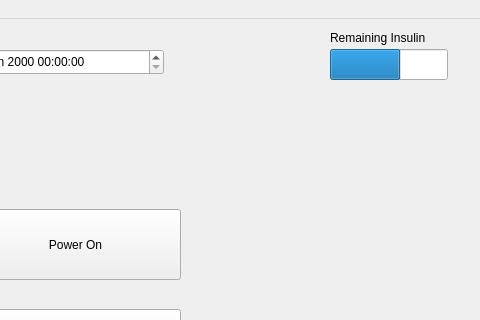
Above: Code/mainwindow.ui from llinhir/t-slim-Insulin-Pump-Simulation before the change; both pictures show x 320 to 800 and y 0 to 320 of the 800 by 600 pixel window. Below: the same form after it.
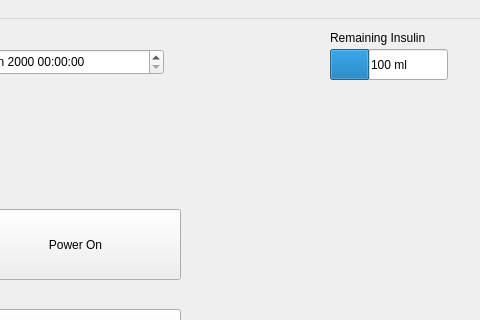
That is the form after the change. The open tabs and pages were chosen to show the change.

Commit message: Update insulin management: replace bolus percentage with insulin amount and adjust UI elements

Patch:
```diff
--- a/Code/mainwindow.ui
+++ b/Code/mainwindow.ui
@@ -864,7 +864,7 @@
      <number>300</number>
     </property>
     <property name="value">
-     <number>180</number>
+     <number>100</number>
     </property>
     <property name="alignment">
      <set>Qt::AlignRight|Qt::AlignTrailing|Qt::AlignVCenter</set>
@@ -876,7 +876,7 @@
      <bool>false</bool>
     </property>
     <property name="format">
-     <string/>
+     <string>%v ml</string>
     </property>
    </widget>
    <widget class="QProgressBar" name="batteryBar">
```
Left out of the diff: 7 changed lines with no effect on the pictures. The commit also changes 2 other files.
